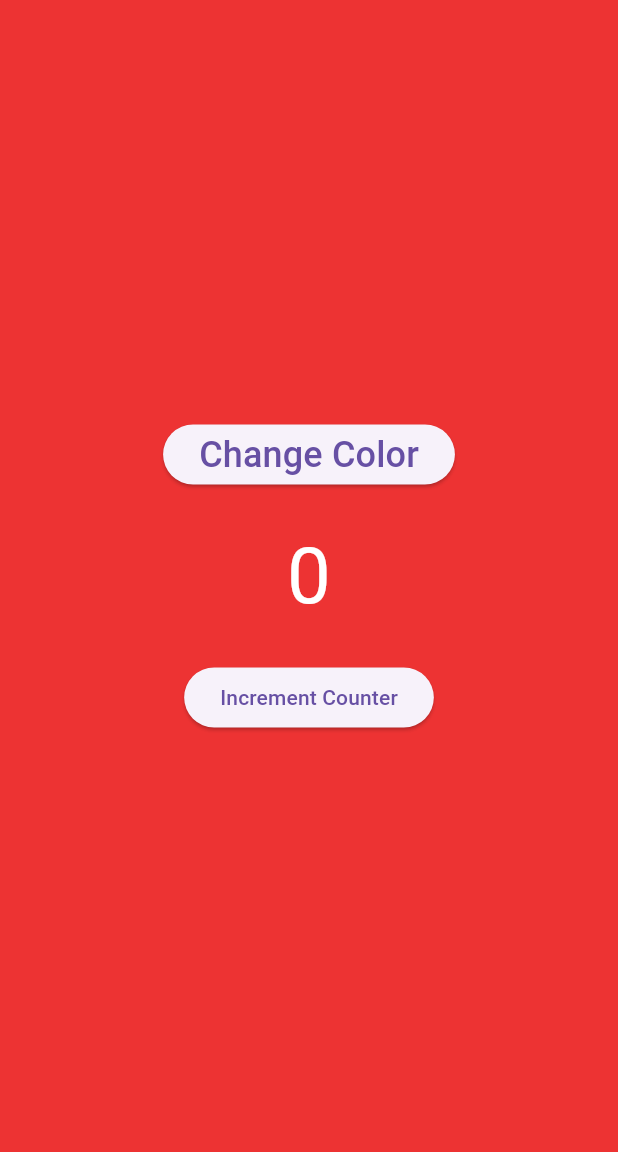
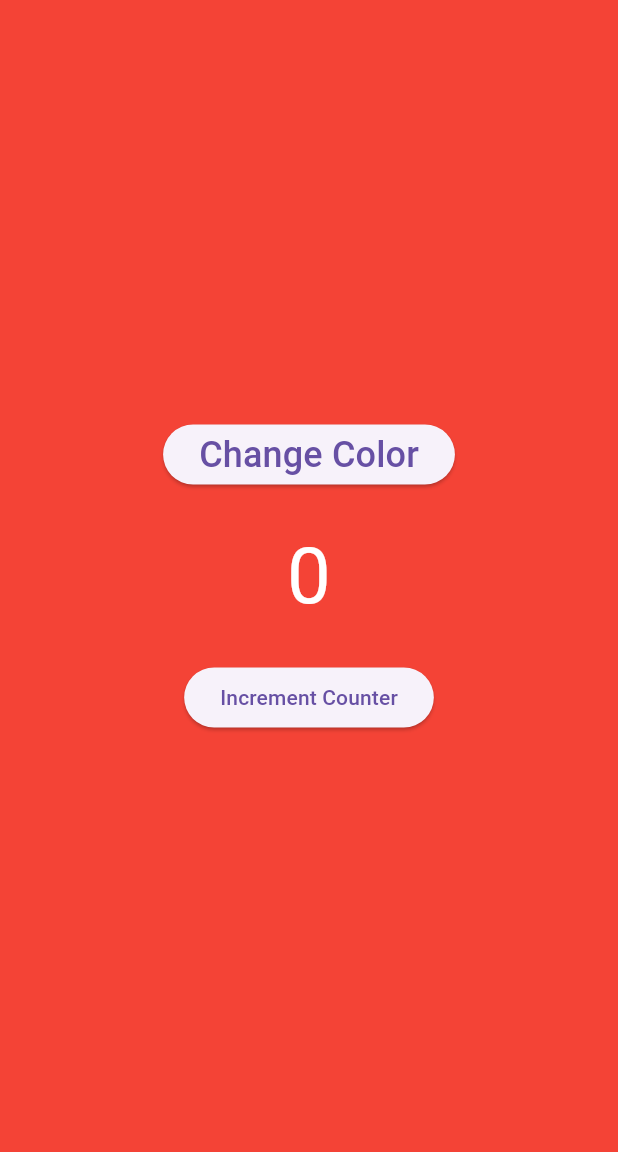
Before and after one commit to jsmile/cubit2cubit, a Flutter app: the screen it shows after launch, after a tap on "Increment Counter", on a phone screen of 412 x 824 dp, the part 84-1236 px from its top. Run offline on Flutter 3.47's test engine with Material 2 defaults, Android fonts, the phone set to English and light mode, and no system bars; our stand-ins replace bloc, equatable, flutter_bloc.

Commit message:
MulitiBlocProvider connection to UI 와 주석추가

```diff
--- a/lib/cubits/counter/counter_cubit.dart
+++ b/lib/cubits/counter/counter_cubit.dart
@@ -9,8 +9,10 @@ import '/cubits/color/color_cubit.dart';
 part 'counter_state.dart';
 
 class CounterCubit extends Cubit<CounterState> {
-  int increasedNumber = 1;
-  final ColorCubit colorCubit;
+  int increasedNumber = 0; // 상태를 변화시키는데 사용할 변수 선언.
+
+  final ColorCubit colorCubit; // 참조할 colorCubit 을 선언.
+  // colorCubit 의 state 를 구독할 subscription 선언.
   late final StreamSubscription<ColorState> colorSubscription;
 
   // 참조하는 cubit 에서 참조할 state의 cubit 을 생성자의 param 으로 받아와서 서로 연결시킴.
@@ -36,6 +38,7 @@ class CounterCubit extends Cubit<CounterState> {
     return super.close();
   }
 
+  // 상태를 변화시키는(emit) 메서드 정의
   void changeCounter() {
     emit(state.copyWith(counter: state.counter + increasedNumber));
   }
--- a/lib/main.dart
+++ b/lib/main.dart
@@ -16,6 +16,7 @@ class MyApp extends StatelessWidget {
     return MultiBlocProvider(
       // ColorBlocProvider -> CounterBlocProvider 순서로 생성.
       providers: [
+        // 사용될 Cubit 들을 생성.
         BlocProvider<ColorCubit>(
           // create: (context) => ColorCubit(),
           create: (colorContext) => ColorCubit(),
@@ -45,7 +46,9 @@ class MyHomePage extends StatelessWidget {
   @override
   Widget build(BuildContext context) {
     return Scaffold(
-      backgroundColor: const Color.fromRGBO(233, 0, 0, 0.8),
+      // backgroundColor: const Color.fromRGBO(233, 0, 0, 0.8),
+      // backgroundColor: BlocProvider.of<ColorCubit>( context ).state.color,
+      backgroundColor: context.watch<ColorCubit>().state.color,
       appBar: AppBar(
         backgroundColor: Theme.of(context).colorScheme.inversePrimary,
         title: Text(title),
@@ -59,17 +62,27 @@ class MyHomePage extends StatelessWidget {
                 'Change Color',
                 style: TextStyle(fontSize: 24.0),
               ),
-              onPressed: () {},
+              onPressed: () {
+                // BlocProvider.of<ColorCubit>(context).changeColor();
+                context.read<ColorCubit>().changeColor();
+              },
             ),
             const SizedBox(height: 20.0),
-            const Text(
-              '0',
-              style: TextStyle(fontSize: 52.0, color: Colors.white),
+            Text(
+              // '${BlocProvider.of<CounterCubit>(context).state.counter}',
+              '${context.watch<CounterCubit>().state.counter}',
+              style: TextStyle(
+                fontSize: 52.0,
+                color: Colors.white,
+              ),
             ),
             const SizedBox(height: 20.0),
             ElevatedButton(
               child: const Text('Increment Counter'),
-              onPressed: () {},
+              onPressed: () {
+                // BlocProvider.of<CounterCubit>(context).changeCounter();
+                context.read<CounterCubit>().changeCounter();
+              },
             ),
           ],
         ),
```
